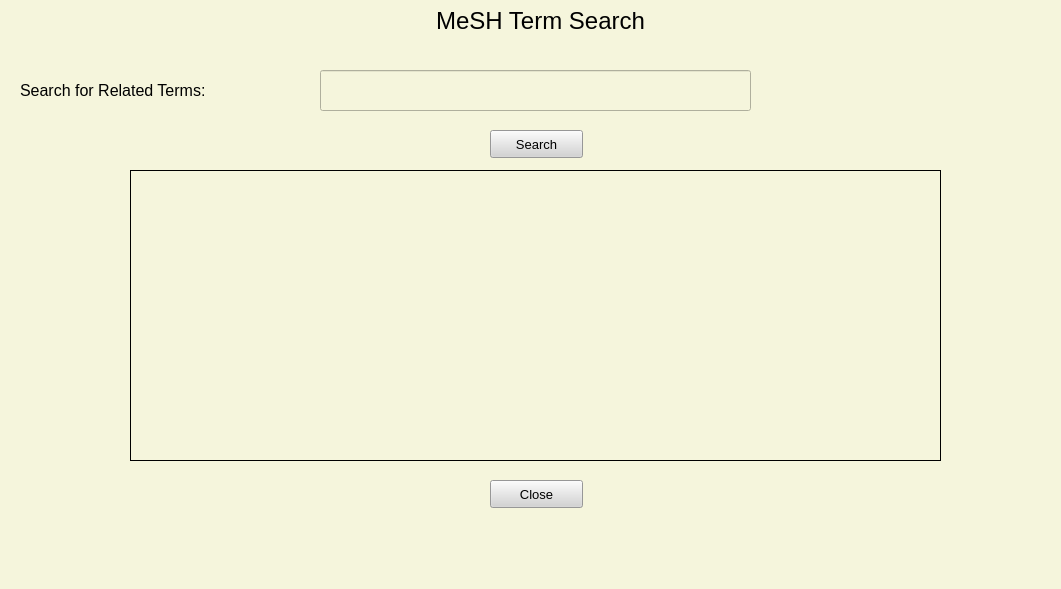
Qt form guis/mesh.ui (adamhastings02/MEng-Individual-Project-Software) before a commit.
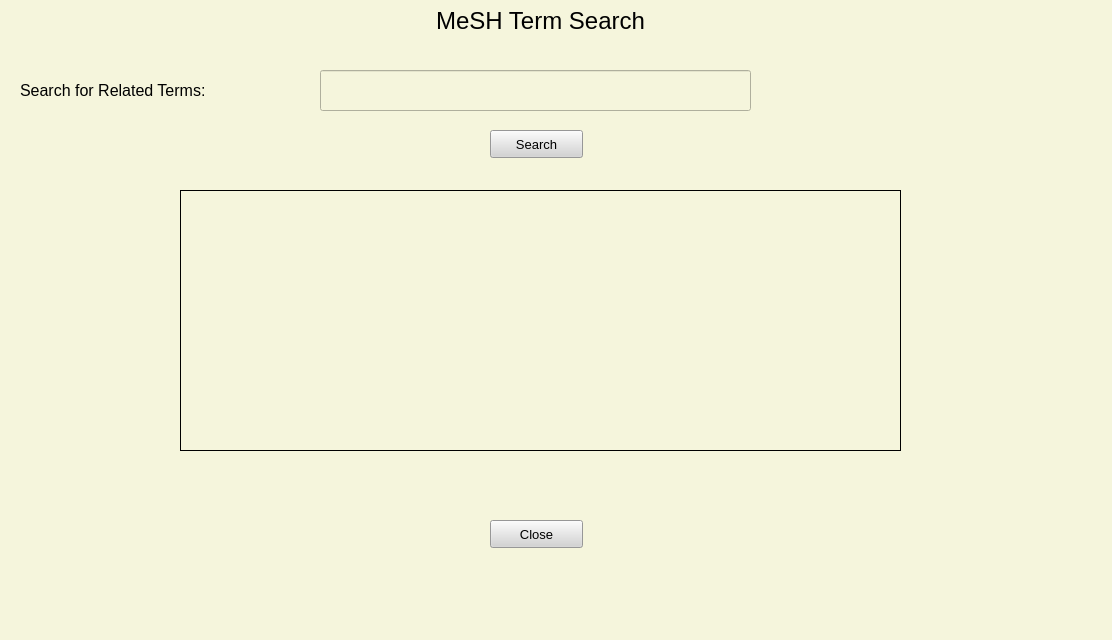
The same form after that commit.

```diff
--- a/guis/mesh.ui
+++ b/guis/mesh.ui
@@ -6,8 +6,8 @@
    <rect>
     <x>0</x>
     <y>0</y>
-    <width>1061</width>
-    <height>589</height>
+    <width>1112</width>
+    <height>640</height>
    </rect>
   </property>
   <property name="windowTitle">
@@ -101,12 +101,17 @@
    <widget class="QTextBrowser" name="textBrowser">
     <property name="geometry">
      <rect>
-      <x>130</x>
-      <y>170</y>
-      <width>811</width>
-      <height>291</height>
+      <x>180</x>
+      <y>190</y>
+      <width>721</width>
+      <height>261</height>
      </rect>
     </property>
+    <property name="font">
+     <font>
+      <pointsize>12</pointsize>
+     </font>
+    </property>
     <property name="frameShape">
      <enum>QFrame::Box</enum>
     </property>
@@ -118,7 +123,7 @@
     <property name="geometry">
      <rect>
       <x>490</x>
-      <y>480</y>
+      <y>520</y>
       <width>93</width>
       <height>28</height>
      </rect>
```
Left out of the diff: 2 changed lines with no effect on the pictures.
